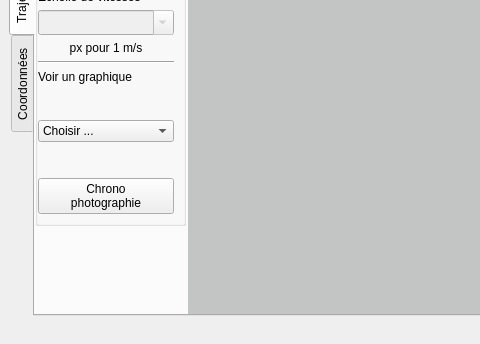
The window that src/pymecavideo_mini.ui (rene-d/pymecavideo) describes before a commit, drawn with Qt 5; both pictures show x 0 to 480 and y 235 to 579 of the 833 by 579 pixel window.
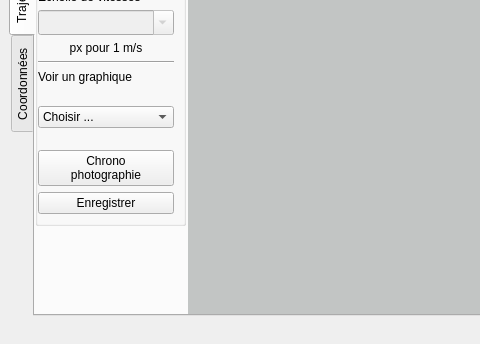
The same window after the commit. The open tabs and pages were chosen to show the change. Custom widgets are drawn as their Qt base class.

Diff of the .ui file:
```diff
--- a/src/pymecavideo_mini.ui
+++ b/src/pymecavideo_mini.ui
@@ -906,6 +906,16 @@
            </property>
           </widget>
          </item>
+         <item>
+          <widget class="QPushButton" name="pushButtonEnregistreChrono">
+           <property name="enabled">
+            <bool>true</bool>
+           </property>
+           <property name="text">
+            <string>Enregistrer</string>
+           </property>
+          </widget>
+         </item>
         </layout>
         <zorder>checkBoxVectorSpeed</zorder>
         <zorder>radioButtonNearMouse</zorder>
```
Left out of the diff: 3 changed lines with no effect on the pictures.
